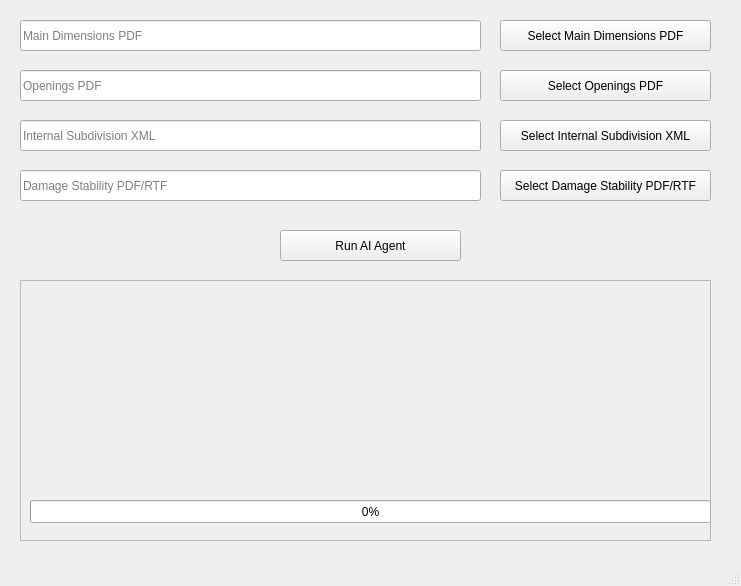
Qt form ui/agentMainWindow.ui (Conoship/pias) before a commit.
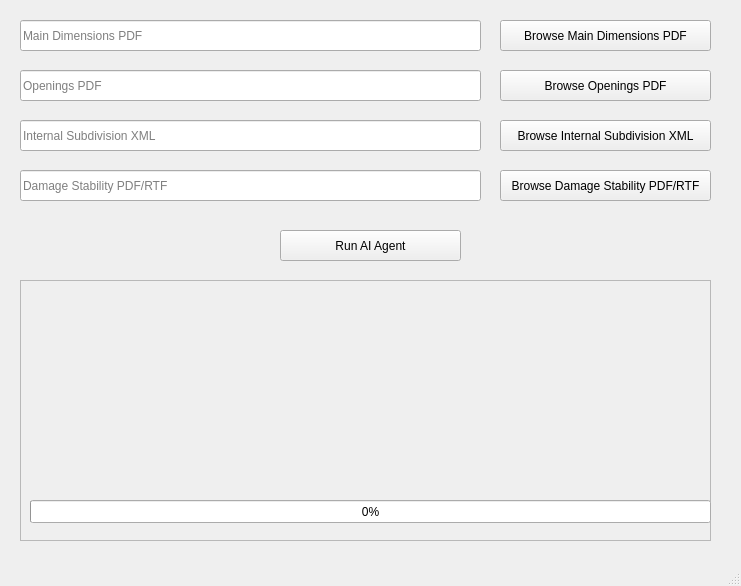
The same form after that commit.

Commit message: Connected browsing buttons to their corresponding actions

The edit to the form file:
```diff
--- a/ui/agentMainWindow.ui
+++ b/ui/agentMainWindow.ui
@@ -100,7 +100,7 @@
      </rect>
     </property>
     <property name="text">
-     <string>Select Main Dimensions PDF</string>
+     <string>Browse Main Dimensions PDF</string>
     </property>
    </widget>
    <widget class="QPushButton" name="openingsBtn">
@@ -113,7 +113,7 @@
      </rect>
     </property>
     <property name="text">
-     <string>Select Openings PDF</string>
+     <string>Browse Openings PDF</string>
     </property>
    </widget>
    <widget class="QPushButton" name="internalSubdivBtn">
@@ -126,7 +126,7 @@
      </rect>
     </property>
     <property name="text">
-     <string>Select Internal Subdivision XML</string>
+     <string>Browse Internal Subdivision XML</string>
     </property>
    </widget>
    <widget class="QPushButton" name="damageStabBtn">
@@ -139,7 +139,7 @@
      </rect>
     </property>
     <property name="text">
-     <string>Select Damage Stability PDF/RTF</string>
+     <string>Browse Damage Stability PDF/RTF</string>
     </property>
    </widget>
    <widget class="QFrame" name="resultsFrame">
```
Left out of the diff: 12 changed lines with no effect on the pictures. The commit also changes 1 other file.
